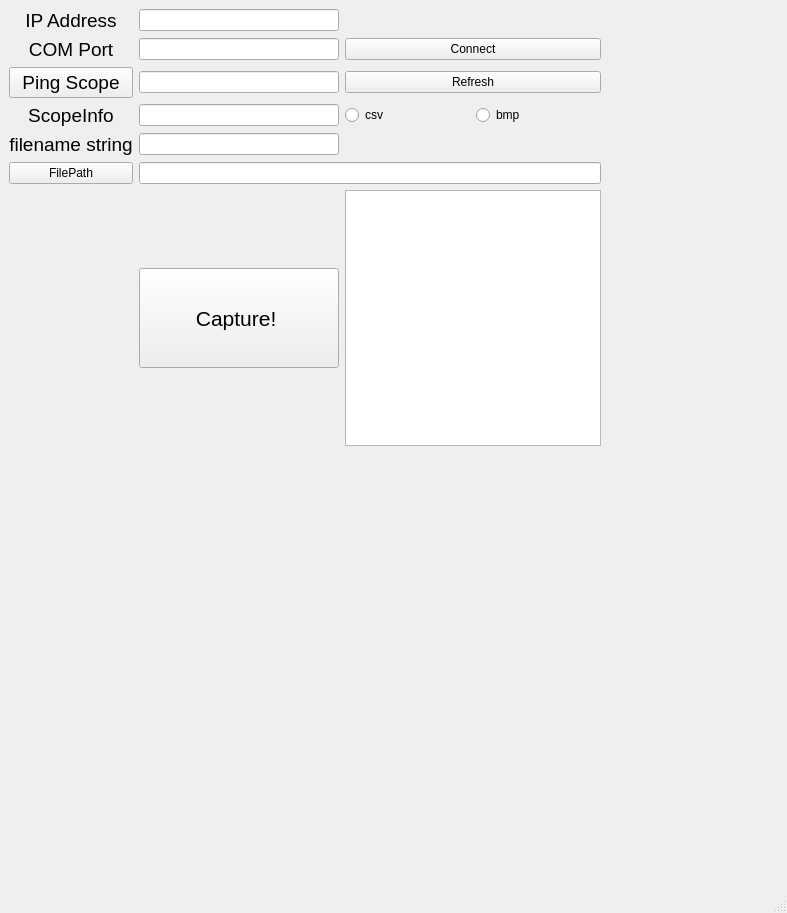
This is py3/DS1054Z_GUI.ui in ehiverson/DS1054Z_screen_capture as Qt 5 draws it before an edit. The edited form follows.
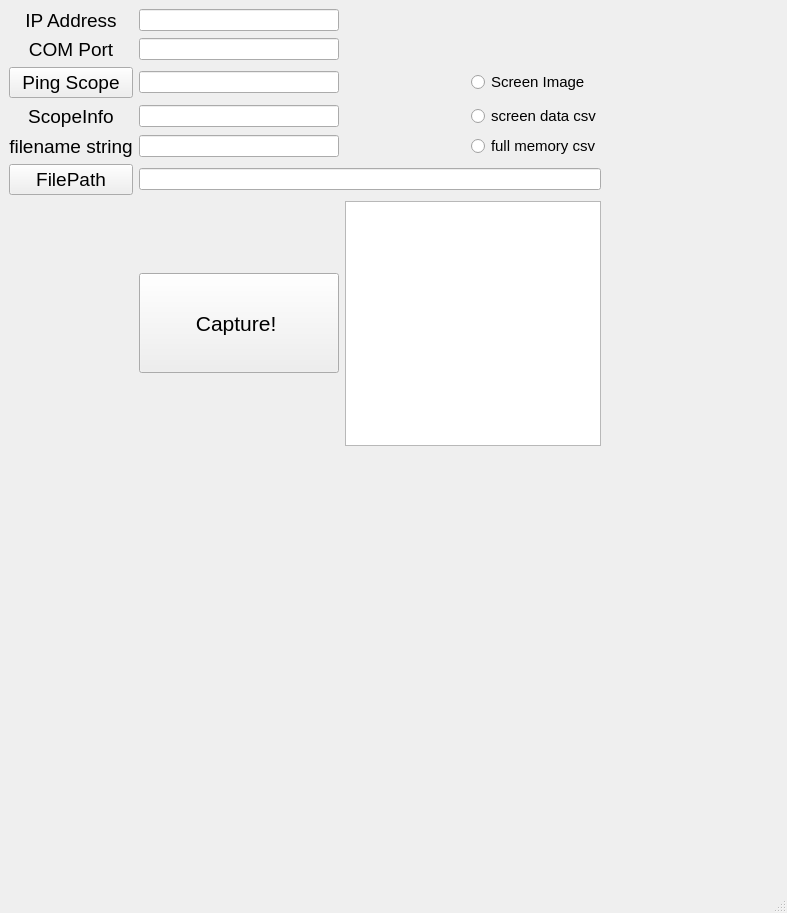
This is the edited form.

Commit message:
rigol is mostly working over USB
added functinality for dispatching the type of capture to the Connection object. The textedit window won't show some text for some reason.

```diff
--- a/py3/DS1054Z_GUI.ui
+++ b/py3/DS1054Z_GUI.ui
@@ -137,47 +137,75 @@
       <item row="0" column="1">
        <widget class="QLineEdit" name="IPAddressLineEdit"/>
       </item>
-      <item row="3" column="2">
-       <widget class="QRadioButton" name="radioButton">
-        <property name="text">
-         <string>csv</string>
-        </property>
-       </widget>
-      </item>
-      <item row="3" column="3">
-       <widget class="QRadioButton" name="radioButton_2">
-        <property name="text">
-         <string>bmp</string>
-        </property>
-       </widget>
-      </item>
-      <item row="1" column="2" colspan="2">
-       <widget class="QPushButton" name="ConnectButton">
-        <property name="text">
-         <string>Connect</string>
-        </property>
-       </widget>
-      </item>
-      <item row="2" column="2" colspan="2">
-       <widget class="QPushButton" name="RefreshButton">
-        <property name="text">
-         <string>Refresh</string>
-        </property>
-       </widget>
-      </item>
       <item row="5" column="1" colspan="3">
        <widget class="QLineEdit" name="FilePathLineEdit"/>
       </item>
       <item row="6" column="2" colspan="2">
-       <widget class="QTextEdit" name="textEdit"/>
+       <widget class="QTextEdit" name="textEdit">
+        <property name="font">
+         <font>
+          <pointsize>12</pointsize>
+         </font>
+        </property>
+        <property name="readOnly">
+         <bool>true</bool>
+        </property>
+        <property name="acceptRichText">
+         <bool>false</bool>
+        </property>
+       </widget>
       </item>
       <item row="5" column="0">
        <widget class="QPushButton" name="FilePathButton">
+        <property name="font">
+         <font>
+          <pointsize>14</pointsize>
+         </font>
+        </property>
         <property name="text">
          <string>FilePath</string>
         </property>
        </widget>
       </item>
+      <item row="4" column="3">
+       <widget class="QRadioButton" name="FullMemoryButton">
+        <property name="font">
+         <font>
+          <pointsize>11</pointsize>
+         </font>
+        </property>
+        <property name="text">
+         <string>full memory csv</string>
+        </property>
+       </widget>
+      </item>
+      <item row="3" column="3">
+       <widget class="QRadioButton" name="ScreenDataButton">
+        <property name="font">
+         <font>
+          <pointsize>11</pointsize>
+         </font>
+        </property>
+        <property name="text">
+         <string>screen data csv</string>
+        </property>
+       </widget>
+      </item>
+      <item row="2" column="3">
+       <widget class="QRadioButton" name="ScreenImageRadioButton">
+        <property name="enabled">
+         <bool>true</bool>
+        </property>
+        <property name="font">
+         <font>
+          <pointsize>11</pointsize>
+         </font>
+        </property>
+        <property name="text">
+         <string>Screen Image</string>
+        </property>
+       </widget>
+      </item>
      </layout>
     </item>
     <item row="1" column="0">
```
Left out of the diff: 54 changed lines with no effect on the pictures. The commit also changes 2 other files.
